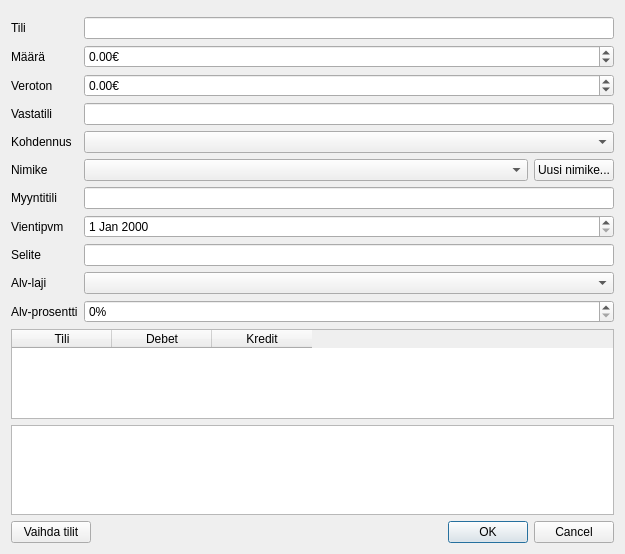
Above: kitupiikki/kirjaus/kirjausapuridialog.ui from artoh/kitupiikki before the change. Below: the same form after it.
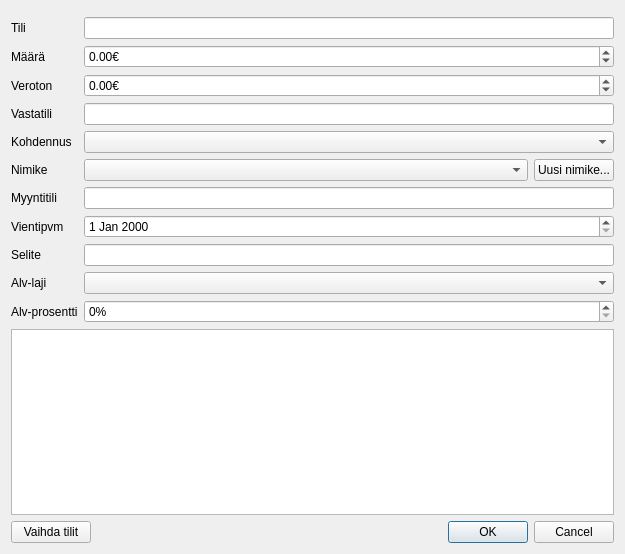
That is the form after the change. Custom widgets are drawn as their Qt base class.

Diff of the .ui file:
```diff
--- a/kitupiikki/kirjaus/kirjausapuridialog.ui
+++ b/kitupiikki/kirjaus/kirjausapuridialog.ui
@@ -200,32 +200,7 @@
     </layout>
    </item>
    <item>
-    <widget class="QTableWidget" name="taulukko">
-     <attribute name="horizontalHeaderCascadingSectionResizes">
-      <bool>false</bool>
-     </attribute>
-     <attribute name="verticalHeaderStretchLastSection">
-      <bool>false</bool>
-     </attribute>
-     <column>
-      <property name="text">
-       <string>Tili</string>
-      </property>
-     </column>
-     <column>
-      <property name="text">
-       <string>Debet</string>
-      </property>
-     </column>
-     <column>
-      <property name="text">
-       <string>Kredit</string>
-      </property>
-     </column>
-    </widget>
-   </item>
-   <item>
-    <widget class="QTextBrowser" name="esikatseluBrowser"/>
+    <widget class="QTableView" name="ehdotusView"/>
    </item>
    <item>
     <layout class="QHBoxLayout" name="horizontalLayout_2">
```
